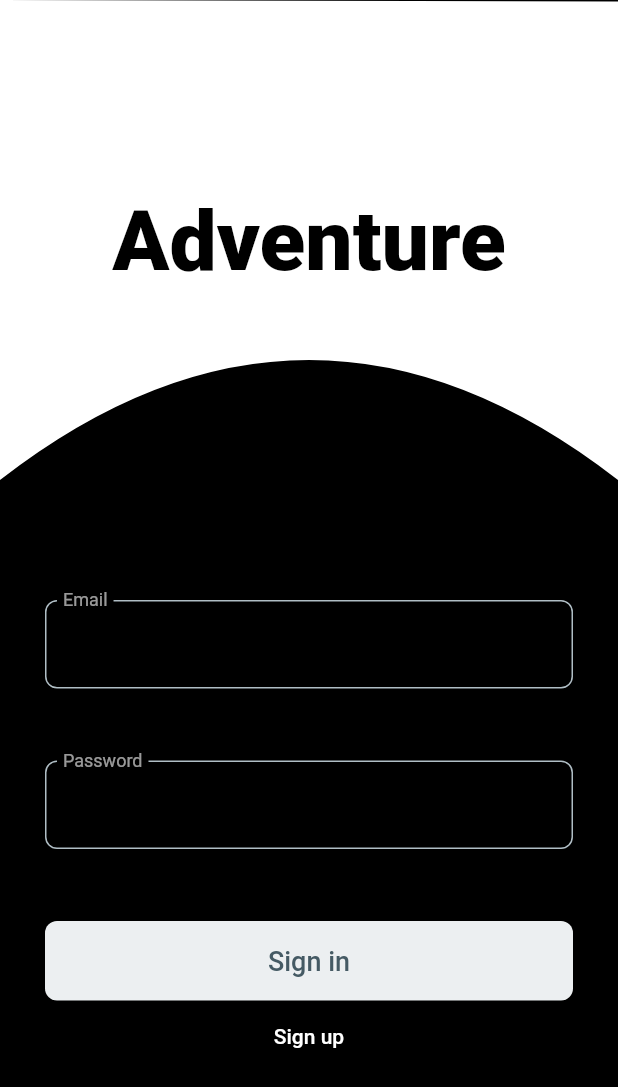
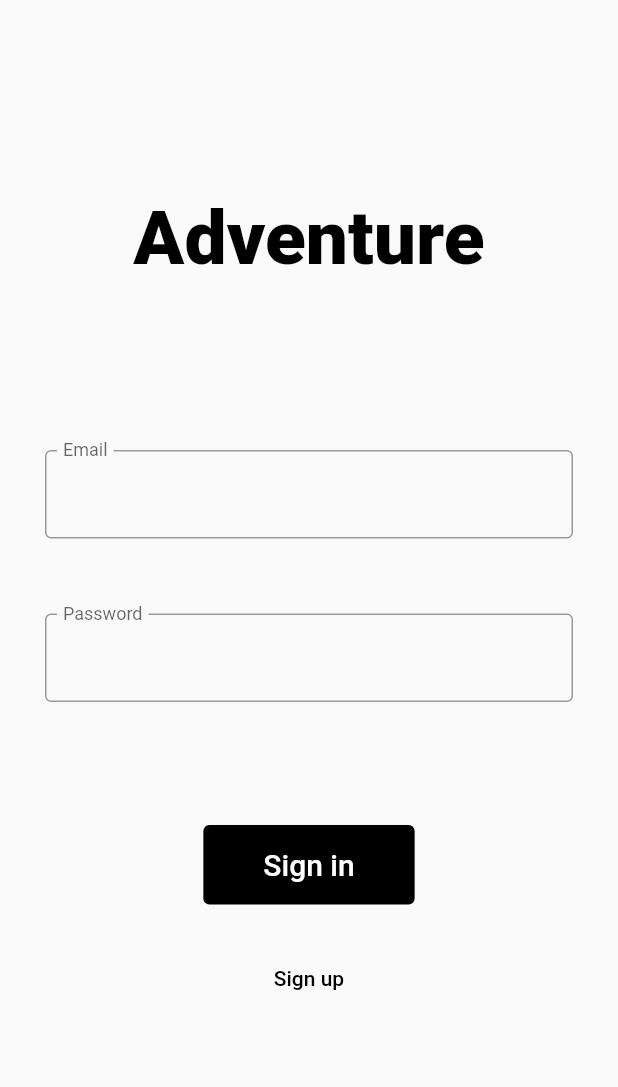
Before and after one commit to Yutaka-Inoue-8842/adventure, a Flutter app: the screen it shows after launch, on a phone screen of 412 x 824 dp. Shown: the top 1087 px of the screen. Run offline on Flutter 3.47's test engine with Material 2 defaults, Android fonts, the phone set to English and light mode, and no system bars; our stand-ins replace cloud_firestore, firebase_auth, firebase_core; accounts and stored records are empty.

Commit message:
ログイン機能実装

```diff
--- a/lib/main.dart
+++ b/lib/main.dart
@@ -3,139 +3,193 @@ import 'package:firebase_core/firebase_core.dart';
 import 'package:firebase_auth/firebase_auth.dart';
 import 'package:cloud_firestore/cloud_firestore.dart';
 import 'package:provider/provider.dart';
+import './top_page.dart';
 
-const Color kAccentColor = Color(0xFFFFFFFF);
-const Color kBackgroundColor = Color(0xFF000000);
-const Color kTextColorPrimary = Color(0xFF000000);
-const Color kTextColorSecondary = Color(0xFFB0BEC5);
-const Color kButtonColorPrimary = Color(0xFFECEFF1);
-const Color kButtonTextColorPrimary = Color(0xFF455A64);
-const Color kIconColor = Color(0xFF455A64);
+class UserState extends ChangeNotifier {
+  User user;
 
-void main() {
+  void setUser(User newUser) {
+    user = newUser;
+    notifyListeners();
+  }
+}
+
+void main() async {
+  WidgetsFlutterBinding.ensureInitialized();
+  await Firebase.initializeApp(); // new
+  //最初に表示するwidget
   runApp(MyApp());
 }
 
 class MyApp extends StatelessWidget {
+  final UserState userState = UserState();
   @override
   Widget build(BuildContext context) {
-    return MaterialApp(
-      debugShowCheckedModeBanner: false,
-      title: 'Flutter Demo',
-      theme: ThemeData.dark().copyWith(
-        accentColor: kAccentColor,
+    return ChangeNotifierProvider<UserState>(
+      create: (context) => UserState(),
+      child: MaterialApp(
+        title: 'adventure',
+        home: LoginPage(),
       ),
-      home: WelcomePage(),
     );
   }
 }
 
-/* ----- Welcomeページ ----- */
-
-class WelcomePage extends StatelessWidget {
+class LoginPage extends StatelessWidget {
    @override
-  Widget build(BuildContext context) {
+  Widget build(BuildContext context){
     return Scaffold(
-      backgroundColor: kBackgroundColor,
       body: SafeArea(
-        child: SingleChildScrollView(
         child: Column(
           children: [
-              _Header(),
-              Padding(
-                padding: const EdgeInsets.only(top: 80, left: 30, right: 30),
-                child: _SignInForm(),
-              ),
-            ],
-          ),
+            Haeder(),
+            Body(),
+          ]
         ),
       ),
     );
   }
 }
 
-/* ----- ヘッダー関連 ----- */
 
-class _HeaderCurveClipper extends CustomClipper<Path> {
+class Haeder extends StatelessWidget {
    @override
-  Path getClip(Size size) {
-    return Path()
-      ..lineTo(0, size.height * 1)
-      ..quadraticBezierTo(
-        size.width * 0.5,
-        size.height * 0.5,
-        size.width * 1,
-        size.height * 1,
-      )
-      ..lineTo(size.width, 1)
-      ..close();
-  }
-
-  @override
-  bool shouldReclip(CustomClipper<Path> oldClipper) {
-    return true;
-  }
-}
-
-class _HeaderBackground extends StatelessWidget {
-  final double height;
-
-  const _HeaderBackground({
-    Key key,
-    @required this.height,
-  }) : super(key: key);
-
-  @override
-  Widget build(BuildContext context) {
-    return ClipPath(
-      clipper: _HeaderCurveClipper(),
-      child: Container(
-        width: double.infinity,
-        height: height,
-        decoration: BoxDecoration(
-          color:  Color(0xFFFFFFFF),
+  Widget build(BuildContext context){
+    return Container(
+      height: 300,
+      padding: EdgeInsets.only(top: 130),
+      child: Text(
+        'Adventure',
+        style: TextStyle(
+          color: Colors.black,
+          fontWeight: FontWeight.w900,
+          fontSize: 50,
         ),
       ),
     );
   }
 }
 
-class _HeaderTitle extends StatelessWidget {
+
+class Body extends StatefulWidget {
   @override
-  Widget build(BuildContext context) {
-    return Column(
-      mainAxisSize: MainAxisSize.min,
-      children: [
-        Text(
-          'Adventure',
-          style: Theme.of(context).textTheme.headline2.copyWith(
-                color: kTextColorPrimary,
-                fontWeight: FontWeight.w900,
+  _BodyState createState() => _BodyState();
+}
+
+class _BodyState extends State<Body> {
+    String email = '';
+    String password = '';
+    String error = '';
+    @override
+  Widget build(BuildContext context){
+    final UserState userState = Provider.of<UserState>(context);
+    return Container(
+      padding: EdgeInsets.only(left: 30, right: 30),
+      child: Column(
+        children: <Widget>[
+          TextFormField(
+            onChanged: (String value) {
+              setState(() {
+              email = value;
+              });
+            },
+            decoration: InputDecoration(
+              floatingLabelBehavior: FloatingLabelBehavior.always,
+              labelText: 'Email',
+              border: OutlineInputBorder(
               ),
             ),
-        SizedBox(height: 4),
-      ],
+          ),
+          SizedBox(height: 50),
+          TextFormField(
+            onChanged: (String value) {
+              setState(() {
+              password = value;
+              });
+            },
+            obscureText: true,
+            decoration: InputDecoration(
+              floatingLabelBehavior: FloatingLabelBehavior.always,
+              labelText: 'Password',
+              border: OutlineInputBorder(
+              ),
+            ),
+          ),
+                        Container(
+                padding: EdgeInsets.all(8),
+                // メッセージ表示
+                child: Text(error),
+              ),
+          SizedBox(height: 50),
+          TextButton(
+            style: TextButton.styleFrom(
+                backgroundColor: Colors.black,
+                padding: EdgeInsets.only(top: 15, right: 40, bottom: 15, left: 40),
+            ),
+            onPressed: () async {
+              try {
+                // メール/パスワードでログイン
+                final FirebaseAuth auth = FirebaseAuth.instance;
+                final result = await auth.signInWithEmailAndPassword(
+                  email: email,
+                  password: password,
                 );
+                // ユーザー情報を更新
+                userState.setUser(result.user);
+                // ログインに成功した場合
+                // チャット画面に遷移＋ログイン画面を破棄
+                await Navigator.of(context).pushReplacement(
+                  MaterialPageRoute(builder: (context) {
+                    return TopPage();
+                  }),
+                );
+              } catch (e) {
+                                     // ユーザー登録に失敗した場合
+                      setState(() {
+                        error = "ログインに失敗しました：${e.toString()}";
+                      });
+                  // ログインに失敗した場合
                 }
+            },
+            child: Text(
+              'Sign in',
+              style: TextStyle(
+                fontSize: 20,
+                color: Colors.white
+              ),
+            ),
+          ),
+          SizedBox(height: 25),
+          TextButton(
+            onPressed: () async {
+              try {
+                // メール/パスワードでログイン
+                final FirebaseAuth auth = FirebaseAuth.instance;
+                final result = await auth.createUserWithEmailAndPassword(
+                  email: email,
+                  password: password,
+                );
+                // ユーザー情報を更新
+                userState.setUser(result.user);
+                // ログインに成功した場合
+                // チャット画面に遷移＋ログイン画面を破棄
+                await Navigator.of(context).push(
+                  MaterialPageRoute(builder: (context) {
+                    return TopPage();
+                  })
+                );
+              } catch (e) {
+                                      setState(() {
+                        error = "登録に失敗しました：${e.toString()}";
+                      });
+                  // ログインに失敗した場合
                 }
-
-class _Header extends StatelessWidget {
-  @override
-  Widget build(BuildContext context) {
-    final double height = 320;
-    return Container(
-      height: height,
-      child: Stack(
-        children: [
-          Align(
-            alignment: Alignment.topCenter,
-            child: _HeaderBackground(height: height),
+            },
+            child: Text(
+              'Sign up',
+                style: TextStyle(
+                color: Colors.black
               ),
-          Align(
-            alignment: Alignment.topCenter,
-            child: Padding(
-              padding: EdgeInsets.only(top: 128),
-              child: _HeaderTitle(),
             ),
           ),
         ],
@@ -143,94 +197,3 @@ class _Header extends StatelessWidget {
     );
   }
 }
-
-/* ----- SignInフォーム関連 ----- */
-
-class _CustomTextField extends StatelessWidget {
-  final String labelText;
-  final String hintText;
-  final bool obscureText;
-
-  const _CustomTextField({
-    Key key,
-    @required this.labelText,
-    @required this.hintText,
-    @required this.obscureText,
-  }) : super(key: key);
-
-  @override
-  Widget build(BuildContext context) {
-    return TextField(
-      decoration: InputDecoration(
-        labelText: labelText,
-        hintText: hintText,
-        hintStyle: TextStyle(color: kTextColorSecondary),
-        floatingLabelBehavior: FloatingLabelBehavior.always,
-        focusedBorder: OutlineInputBorder(
-          borderRadius: BorderRadius.circular(8),
-          borderSide: BorderSide(
-            color: kAccentColor,
-          ),
-        ),
-        enabledBorder: OutlineInputBorder(
-          borderRadius: BorderRadius.circular(8),
-          borderSide: BorderSide(
-            color: kTextColorSecondary,
-          ),
-        ),
-      ),
-      obscureText: obscureText,
-      onTap: () {},
-    );
-  }
-}
-
-class _SignInForm extends StatelessWidget {
-  @override
-  Widget build(BuildContext context) {
-    return Column(
-      children: [
-        _CustomTextField(
-          labelText: 'Email',
-          hintText: '',
-          obscureText: false,
-        ),
-        SizedBox(height: 48),
-        _CustomTextField(
-          labelText: 'Password',
-          hintText: '',
-          obscureText: true,
-        ),
-        SizedBox(height: 48),
-        Container(
-          width: double.infinity,
-          child: TextButton(
-            style: TextButton.styleFrom(
-              primary: kButtonTextColorPrimary,
-              backgroundColor: kButtonColorPrimary,
-              padding: EdgeInsets.symmetric(vertical: 16),
-              shape: RoundedRectangleBorder(
-                borderRadius: BorderRadius.circular(8),
-              ),
-            ),
-            onPressed: () {},
-            child: Text(
-              'Sign in',
-              style: Theme.of(context)
-                  .textTheme
-                  .button
-                  .copyWith(color: kButtonTextColorPrimary, fontSize: 18),
-            ),
-          ),
-        ),
-        TextButton(
-          child:  Text('Sign up'),
-          style: TextButton.styleFrom(
-          primary: Colors.white,
-          ),
-          onPressed: () {},
-        ),
-      ],
-    );
-  }
-}
--- /dev/null
+++ b/lib/top_page.dart
@@ -0,0 +1,16 @@
+import 'package:flutter/material.dart';
+import 'package:firebase_core/firebase_core.dart';
+import 'package:firebase_auth/firebase_auth.dart';
+import 'package:cloud_firestore/cloud_firestore.dart';
+import 'package:provider/provider.dart';
+
+class TopPage extends StatelessWidget {
+   @override
+  Widget build(BuildContext context){
+    return Scaffold(
+      body: SafeArea(
+      ),
+
+    );
+    }
+  }
```
Also changed, not shown: 58 other files. Lines whose indentation alone changed are shown as unchanged.
